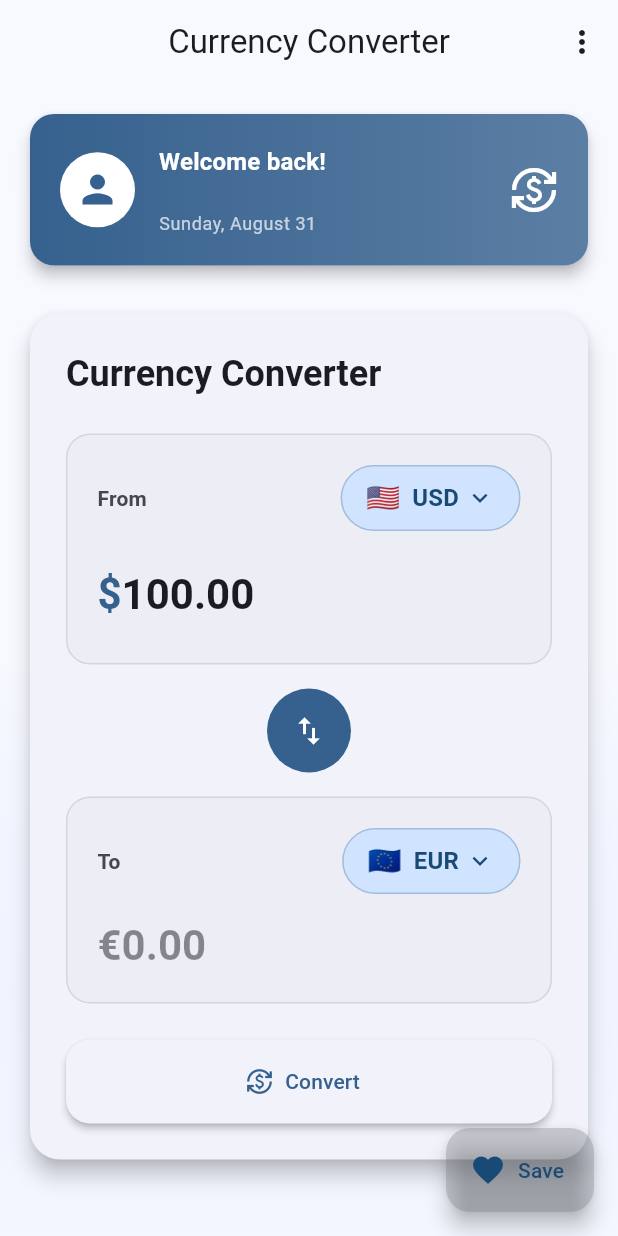
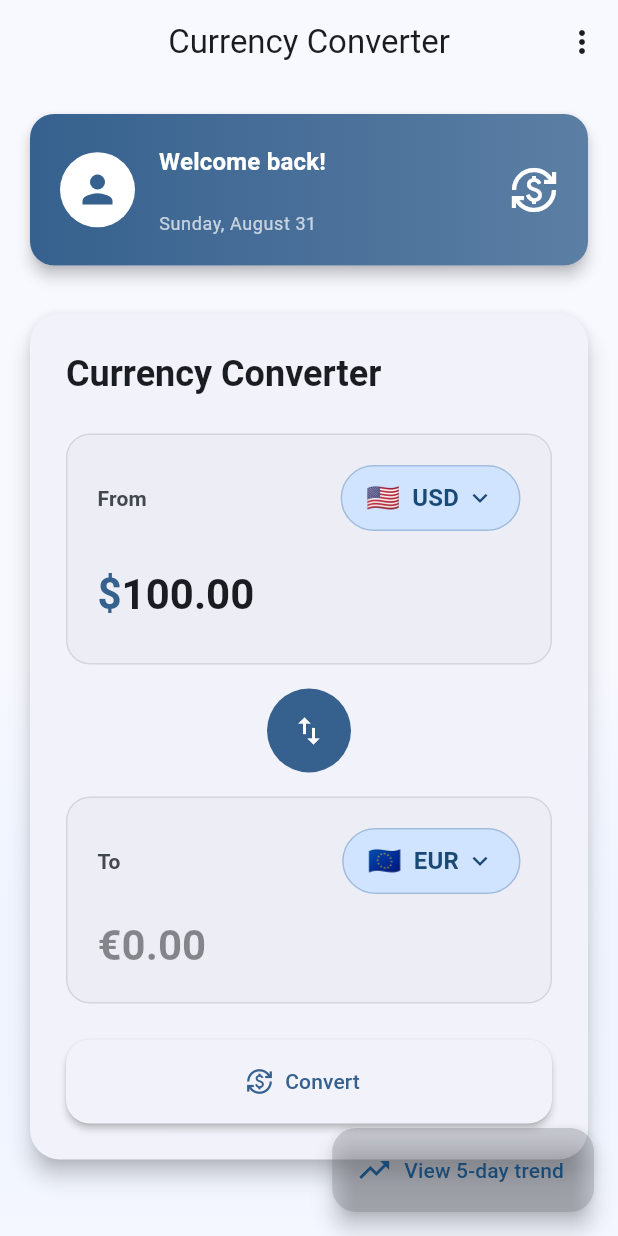
Before and after one commit to abhijithaj0004/Currency-Converter-App, a Flutter app: the screen it shows once a user with an empty profile is signed in, on a phone screen of 412 x 824 dp. Run offline on Flutter 3.47's test engine with Material 3 defaults, Android fonts, the phone set to English and light mode, and no system bars; our stand-ins replace dio, equatable, firebase_auth, firebase_core, flutter_bloc, formz; accounts and stored records are empty.

Commit message:
update: trend floating action button

```diff
--- a/lib/presentation/screens/home/home_screen.dart
+++ b/lib/presentation/screens/home/home_screen.dart
@@ -164,50 +164,12 @@ class _HomeScreenState extends State<HomeScreen> with TickerProviderStateMixin {
           ),
         ),
       ),
-      floatingActionButton:
-          BlocBuilder<CurrencyConversionBloc, CurrencyConversionState>(
+      floatingActionButton: ScaleTransition(
+        scale: _fabAnimation,
+        child: BlocBuilder<CurrencyConversionBloc, CurrencyConversionState>(
           builder: (context, state) {
-          return Stack(
-            children: [
-              // Your existing main FAB
-              Positioned(
-                bottom: 0,
-                right: 0,
-                child: ScaleTransition(
-                  scale: _fabAnimation,
-                  child: FloatingActionButton.extended(
-                    onPressed: state.result != null
-                        ? () {
-                            ScaffoldMessenger.of(context).showSnackBar(
-                              SnackBar(
-                                content: Text(
-                                  'Saved: ${state.amount} ${state.fromCurrency} = ${state.result!.convertedAmount.toStringAsFixed(2)} ${state.toCurrency}',
-                                ),
-                                behavior: SnackBarBehavior.floating,
-                              ),
-                            );
-                          }
-                        : null,
-                    icon: const Icon(Icons.favorite),
-                    label: const Text('Save'),
-                    backgroundColor: state.result != null
-                        ? null
-                        : Theme.of(context)
-                            .colorScheme
-                            .outline
-                            .withOpacity(0.3),
-                  ),
-                ),
-              ),
-
-              // Trend FAB (shows only when there's a result)
-              if (state.result != null)
-                Positioned(
-                  bottom: 0,
-                  right: 140, // Adjust position as needed
-                  child: ScaleTransition(
-                    scale: _fabAnimation,
-                    child: FloatingActionButton(
+            // return if (state.result != null)
+            return FloatingActionButton.extended(
               heroTag: "trend_fab",
               onPressed: () {
                 showTrendBottomSheet(
@@ -216,47 +178,20 @@ class _HomeScreenState extends State<HomeScreen> with TickerProviderStateMixin {
                   toCurrency: state.toCurrency,
                 );
               },
-                      backgroundColor: Theme.of(context).colorScheme.secondary,
-                      foregroundColor:
-                          Theme.of(context).colorScheme.onSecondary,
-                      child: const Icon(Icons.trending_up),
-                      tooltip: 'View 5-day trend',
-                    ),
-                  ),
-                ),
-            ],
+              backgroundColor: state.result != null
+                  ? null
+                  : Theme.of(context).colorScheme.outline.withOpacity(0.3),
+              // foregroundColor: Theme.of(context).colorScheme.onSecondary,
+              icon: const Icon(Icons.trending_up),
+              label: const Text('View 5-day trend'),
             );
           },
         ),
-      // floatingActionButton: ScaleTransition(
-      //   scale: _fabAnimation,
-      //   child: BlocBuilder<CurrencyConversionBloc, CurrencyConversionState>(
-      //     builder: (context, state) {
-      //       return FloatingActionButton.extended(
-      //         onPressed: state.result != null
-      //             ? () {
-      //                 // Add conversion to favorites or history
-      //                 ScaffoldMessenger.of(context).showSnackBar(
-      //                   SnackBar(
-      //                     content: Text(
-      //                       'Saved: ${state.amount} ${state.fromCurrency} = ${state.result!.convertedAmount.toStringAsFixed(2)} ${state.toCurrency}',
-      //                     ),
-      //                     behavior: SnackBarBehavior.floating,
-      //                   ),
-      //                 );
-      //               }
-      //             : null,
-      //         icon: const Icon(Icons.favorite),
-      //         label: const Text('Save'),
-      //         backgroundColor: state.result != null
-      //             ? null
-      //             : Theme.of(context).colorScheme.outline.withOpacity(0.3),
-      //       );
-      //     },
-      //   ),
-      // ),
+      ),
+
     );
   }
+
 }
 
 /// Welcome card widget
```
Lines whose indentation alone changed are shown as unchanged.
